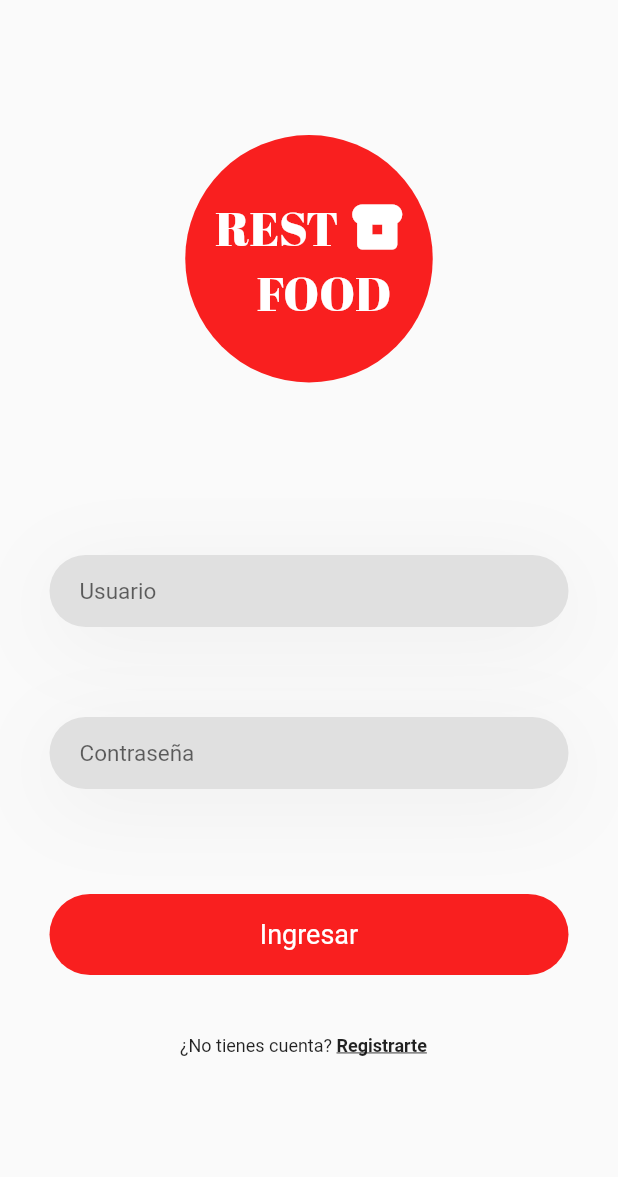
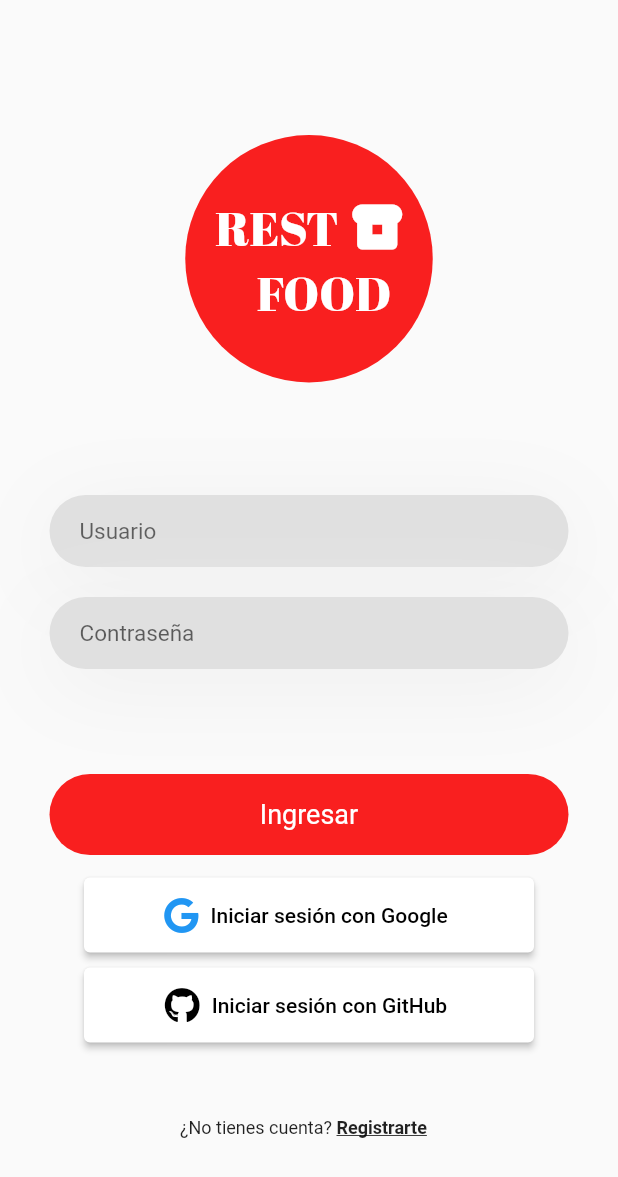
Before and after one commit to Araozu/ProyectoPE, a Flutter app: the Login screen opened by its route, on a phone screen of 412 x 824 dp. Shown: the top 1177 px of the screen. Run offline on Flutter 3.47's test engine with Material 2 defaults, Android fonts, the phone set to English and light mode, and no system bars; our stand-ins replace firebase_auth, firebase_core, font_awesome_flutter, google_sign_in; accounts and stored records are empty; network calls fail.

Commit message:
Login de Github y Google

```diff
--- a/lib/main.dart
+++ b/lib/main.dart
@@ -1,5 +1,6 @@
 import 'package:firebase_auth/firebase_auth.dart';
 import 'package:flutter/material.dart';
+import 'package:proyecto_pe/auth_service.dart';
 import 'package:proyecto_pe/pages/dieta.dart';
 import 'package:proyecto_pe/pages/homepage.dart';
 import 'package:proyecto_pe/routes/pages.dart';
@@ -13,6 +14,7 @@ import "package:firebase_core/firebase_core.dart";
 Future main() async {
   WidgetsFlutterBinding.ensureInitialized();
   await Firebase.initializeApp();
+
   FirebaseAuth.instance.authStateChanges().listen((User? user) {
     if (user == null) {
       print("User signed out");
@@ -31,7 +33,7 @@ class MyApp extends StatelessWidget {
   Widget build(BuildContext context) {
     return MaterialApp(
       title: "Proyecto PE",
-      home: const Register(),
+      home: const HomePage(),
       routes: Pages.routes,
     );
   }
--- a/lib/pages/login.dart
+++ b/lib/pages/login.dart
@@ -1,4 +1,6 @@
 import "package:flutter/material.dart";
+import 'package:font_awesome_flutter/font_awesome_flutter.dart';
+import 'package:proyecto_pe/auth_service.dart';
 
 class Login extends StatelessWidget {
   const Login({Key? key}) : super(key: key);
@@ -64,7 +66,7 @@ class Login extends StatelessWidget {
               ),
             ),
             Container(
-            margin: EdgeInsets.only(left: 33, right: 33, top: 70),
+              margin: EdgeInsets.only(left: 33, right: 33, top: 30),
               padding: EdgeInsets.only(left: 20, right: 20),
               decoration: BoxDecoration(
                 borderRadius: BorderRadius.circular(50),
@@ -88,7 +90,7 @@ class Login extends StatelessWidget {
               ),
             ),
             Container(
-              margin: EdgeInsets.only(left: 33, right: 33, top: 60),
+              margin: EdgeInsets.only(left: 33, right: 33, top: 20),
               padding: EdgeInsets.only(left: 20, right: 20),
               decoration: BoxDecoration(
                 borderRadius: BorderRadius.circular(50),
@@ -113,9 +115,7 @@ class Login extends StatelessWidget {
             ),
 
             GestureDetector(
-              onTap: () => {
-
-              },
+              onTap: () {},
               child: Container(
                 margin: EdgeInsets.only(left: 33, right: 33, top: 60),
                 padding: EdgeInsets.only(left: 20, right: 20, top: 20),
@@ -136,6 +136,38 @@ class Login extends StatelessWidget {
                   ),
                 ),
               ),
+            ),
+
+            const SizedBox(height: 25),
+
+            ElevatedButton.icon(
+              style: ElevatedButton.styleFrom(
+                backgroundColor: Colors.white,
+                foregroundColor: Colors.black,
+                minimumSize: const Size(300, 50),
+              ),
+              icon: const FaIcon(FontAwesomeIcons.google, color: Colors.blue),
+              label: const Text("Iniciar sesión con Google"),
+              onPressed: () {
+                // Iniciar sesion con Google
+                AuthService().googleSignIn();
+              },
+            ),
+
+            const SizedBox(height: 10),
+
+            ElevatedButton.icon(
+              style: ElevatedButton.styleFrom(
+                backgroundColor: Colors.white,
+                foregroundColor: Colors.black,
+                minimumSize: const Size(300, 50),
+              ),
+              icon: const FaIcon(FontAwesomeIcons.github, color: Colors.black),
+              label: const Text("Iniciar sesión con GitHub"),
+              onPressed: () {
+                // Iniciar sesion con Google
+                AuthService().githubSignIn();
+              },
             ),
 
             Container(
--- a/pubspec.yaml
+++ b/pubspec.yaml
@@ -39,6 +39,8 @@ dependencies:
   cloud_firestore: 4.1.0
   firebase_core: 2.3.0
   firebase_auth: 4.1.3
+  google_sign_in: 5.4.2
+  font_awesome_flutter: ^10.2.1
 
 dev_dependencies:
   flutter_test:
```
Also changed, not shown: lib/auth_service.dart (added, +51 -0 lines), pubspec.lock, 1 other file. Lines whose indentation alone changed are shown as unchanged.
